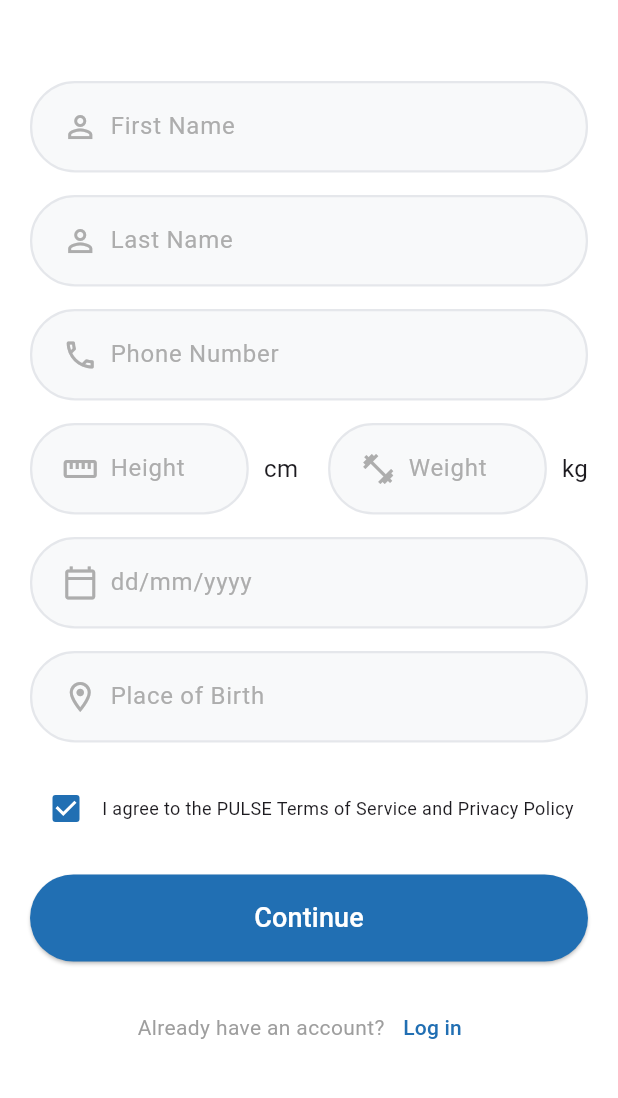
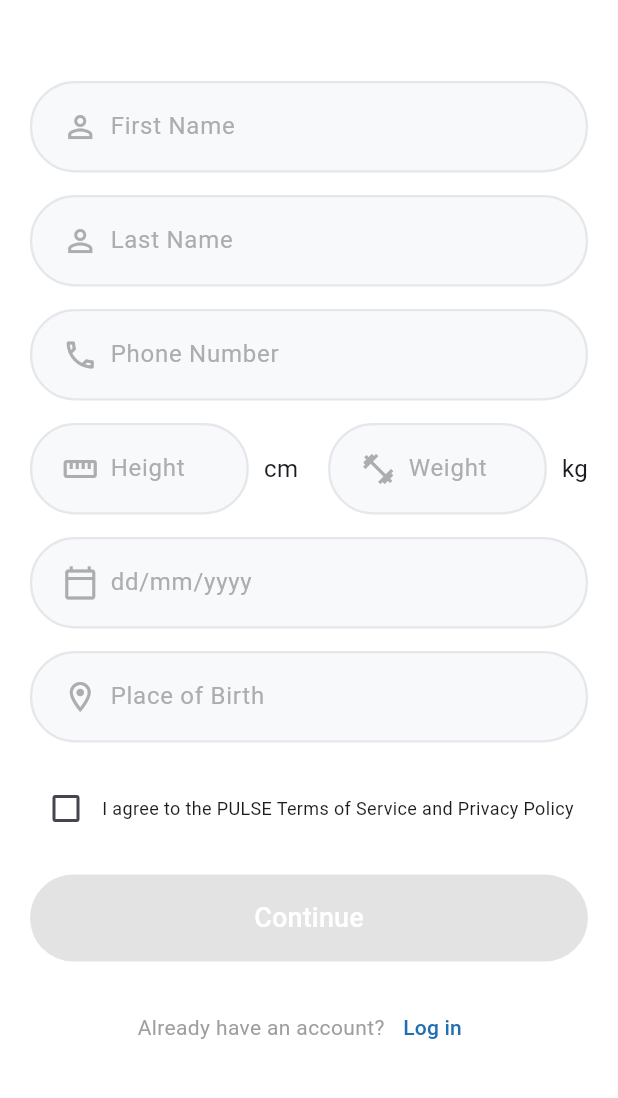
Before and after one commit to NourHabra/PULSE-Mobile, a Flutter app: the SignUpPage2 screen opened by its route, on a phone screen of 412 x 824 dp, the part 63-1161 px from its top. Run offline on Flutter 3.47's test engine with Material 3 defaults, Android fonts, the phone set to English and light mode, and no system bars; our stand-ins replace cached_network_image, flutter_feather_icons, flutter_secure_storage, get, image_picker; accounts and stored records are empty; network calls fail.

Commit message:
signup adjustments

```diff
--- a/pulse_mobile/lib/controllers/signup/signup_controller.dart
+++ b/pulse_mobile/lib/controllers/signup/signup_controller.dart
@@ -28,6 +28,17 @@ class SignUpController extends GetxController {
 
   // --- Navigation ---
   final currentPage = 1.obs;
+  final isPasswordVisible = false.obs; // Add this
+  final isTermsAgreed = false.obs; // ADD THIS LINE
+
+  void togglePasswordVisibility() {
+    isPasswordVisible.value = !isPasswordVisible.value;
+  }
+
+  // ADD THIS METHOD
+  void setTermsAgreed(bool? value) {
+    isTermsAgreed.value = value ?? false;
+  }
 
   // --- ApiService Instance ---
   final ApiService apiService = Get.find<ApiService>();
@@ -37,7 +48,7 @@ class SignUpController extends GetxController {
     super.onInit();
   }
 
- void goToNextPage() {
+  void goToNextPage() {
     print('Current Page: ${currentPage.value}');
     print('Email: ${emailController.text}');
     print('Password: ${passwordController.text}');
--- a/pulse_mobile/lib/screens/signup_screens/signup2_screen.dart
+++ b/pulse_mobile/lib/screens/signup_screens/signup2_screen.dart
@@ -1,7 +1,7 @@
 import 'package:flutter/material.dart';
 import 'package:get/get.dart';
 import 'package:pulse_mobile/theme/app_light_mode_colors.dart';
-import 'package:pulse_mobile/widgets/custom_textfield.dart'; // Import your CustomTextField
+import 'package:pulse_mobile/widgets/custom_textfield.dart';
 
 import '../../controllers/signup/signup_controller.dart';
 
@@ -77,7 +77,6 @@ class SignUpPage2 extends GetView<SignUpController> {
                   hintText: 'dd/mm/yyyy',
                   prefixIcon: Icons.calendar_today_outlined,
                   readOnly: true,
-
                 ),
               ),
               const SizedBox(height: 15),
@@ -87,13 +86,11 @@ class SignUpPage2 extends GetView<SignUpController> {
                 prefixIcon: Icons.location_on_outlined,
               ),
               const SizedBox(height: 20),
-              Row(
+              Obx(() => Row(
                 children: [
                   Checkbox(
-                    value: true, // Replace with your actual agreement state
-                    onChanged: (bool? value) {
-                      // Handle checkbox state
-                    },
+                    value: controller.isTermsAgreed.value,
+                    onChanged: controller.setTermsAgreed,
                     activeColor: AppLightModeColors.mainColor,
                   ),
                   const Expanded(
@@ -103,13 +100,14 @@ class SignUpPage2 extends GetView<SignUpController> {
                     ),
                   ),
                 ],
-              ),
+              )),
               const SizedBox(height: 20),
-              SizedBox(
+              Obx(() => SizedBox(
                 width: double.infinity,
                 child: ElevatedButton(
-                  onPressed:
-                  controller.isLoading.value ? null : controller.goToNextPage,
+                  onPressed: controller.isLoading.value || !controller.isTermsAgreed.value
+                      ? null
+                      : controller.goToNextPage,
                   style: ElevatedButton.styleFrom(
                     backgroundColor: AppLightModeColors.mainColor,
                     padding: const EdgeInsets.symmetric(vertical: 16.0),
@@ -121,10 +119,11 @@ class SignUpPage2 extends GetView<SignUpController> {
                       ? const CircularProgressIndicator(color: Colors.white)
                       : const Text(
                     'Continue',
-                    style: TextStyle(color: Colors.white, fontSize: 18),
+                    style:
+                    TextStyle(color: Colors.white, fontSize: 18),
                   ),
                 ),
-              ),
+              )),
               const SizedBox(height: 20),
               Row(
                 mainAxisAlignment: MainAxisAlignment.center,
```
Also changed, not shown: pulse_mobile/lib/screens/signup_screens/signup1_screen.dart (+18 -19 lines), pulse_mobile/lib/services/connections.dart (+10 -10 lines).
